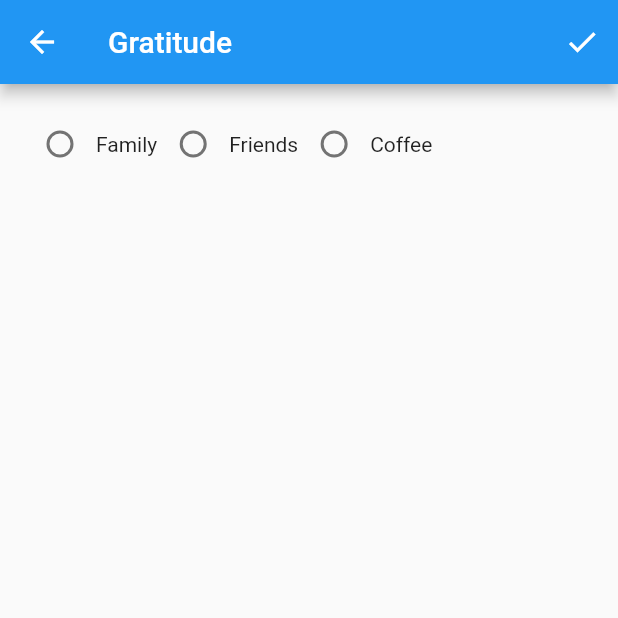
After one commit to blessed-sibanda/beginning-flutter-ch8_navigator, a Flutter app: the screen it shows after launch, after a tap on the "sentiment satisfied" icon, on a phone screen of 412 x 824 dp, the top half of it. The commit adds this screen. Run offline on Flutter 3.47's test engine with Material 2 defaults, Android fonts, the phone set to English and light mode, and no system bars.

Commit message:
pass values in page navigations

```diff
--- /dev/null
+++ b/lib/pages/gratitude.dart
@@ -0,0 +1,79 @@
+import 'package:flutter/material.dart';
+
+class Gratitude extends StatefulWidget {
+  final int radioGroupValue;
+
+  const Gratitude({Key? key, required this.radioGroupValue}) : super(key: key);
+
+  @override
+  State<Gratitude> createState() => _GratitudeState();
+}
+
+class _GratitudeState extends State<Gratitude> {
+  late int _radioGroupValue;
+  final List<String> _gratitudeList = [];
+  late String _selectedGratitude;
+
+  void _radioOnChanged(Object? value) {
+    final index = int.tryParse(value.toString());
+    if (index != null) {
+      setState(() {
+        _radioGroupValue = index;
+        _selectedGratitude = _gratitudeList[index];
+        print('_selectedGratitude $_selectedGratitude');
+      });
+    }
+  }
+
+  @override
+  void initState() {
+    super.initState();
+    _gratitudeList
+      ..add('Family')
+      ..add('Friends')
+      ..add('Coffee');
+    _radioGroupValue = widget.radioGroupValue;
+  }
+
+  @override
+  Widget build(BuildContext context) {
+    return Scaffold(
+      appBar: AppBar(
+        title: const Text('Gratitude'),
+        actions: [
+          IconButton(
+            onPressed: () => Navigator.pop(context, _selectedGratitude),
+            icon: const Icon(Icons.check),
+          ),
+        ],
+      ),
+      body: SafeArea(
+        child: Padding(
+          padding: const EdgeInsets.all(16.0),
+          child: Row(
+            children: [
+              Radio(
+                value: 0,
+                groupValue: _radioGroupValue,
+                onChanged: (val) => _radioOnChanged(val),
+              ),
+              const Text('Family'),
+              Radio(
+                value: 1,
+                groupValue: _radioGroupValue,
+                onChanged: (val) => _radioOnChanged(val),
+              ),
+              const Text('Friends'),
+              Radio(
+                value: 2,
+                groupValue: _radioGroupValue,
+                onChanged: (val) => _radioOnChanged(val),
+              ),
+              const Text('Coffee'),
+            ],
+          ),
+        ),
+      ),
+    );
+  }
+}
--- a/lib/pages/home.dart
+++ b/lib/pages/home.dart
@@ -1,5 +1,6 @@
 import 'package:flutter/material.dart';
 import 'about.dart';
+import 'gratitude.dart';
 
 class MyHomePage extends StatefulWidget {
   const MyHomePage({Key? key, required this.title}) : super(key: key);
@@ -28,7 +29,17 @@ class _MyHomePageState extends State<MyHomePage> {
 
   void _openGratitudePage({
     required BuildContext context,
-  }) {}
+    bool fullScreenDialog = false,
+  }) async {
+    final String _gratitudeResponse = await Navigator.push(
+      context,
+      MaterialPageRoute(
+        builder: (context) => const Gratitude(radioGroupValue: -1),
+        fullscreenDialog: fullScreenDialog,
+      ),
+    );
+    setState(() => _howAreYou = _gratitudeResponse);
+  }
 
   @override
   Widget build(BuildContext context) {
```
